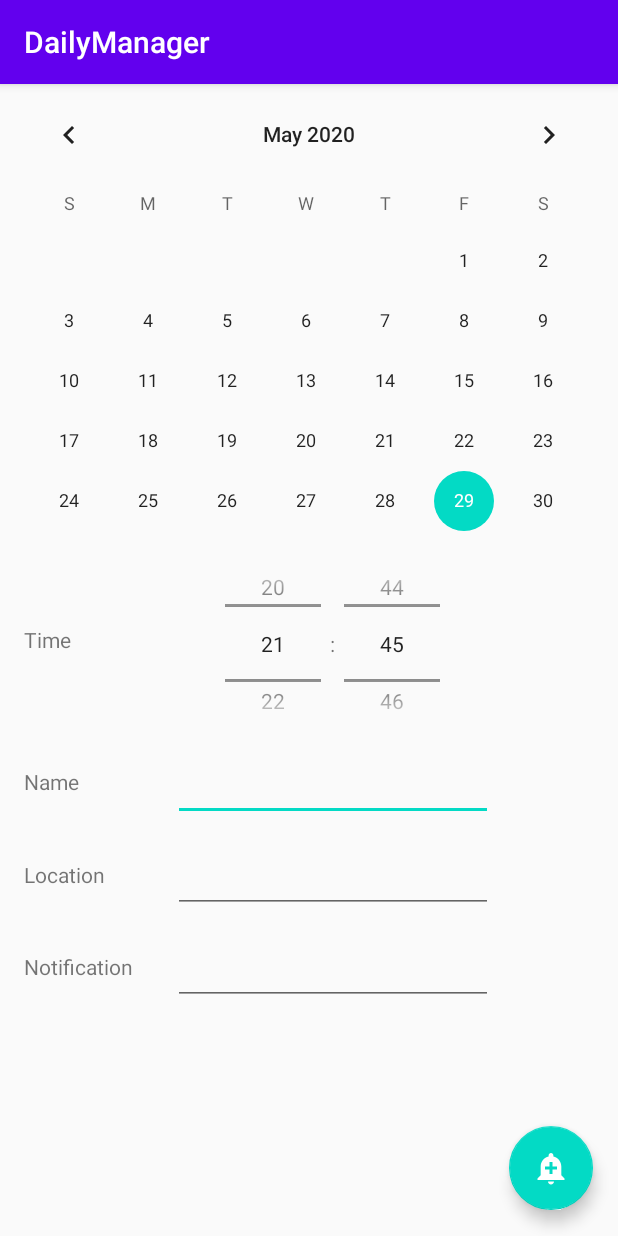
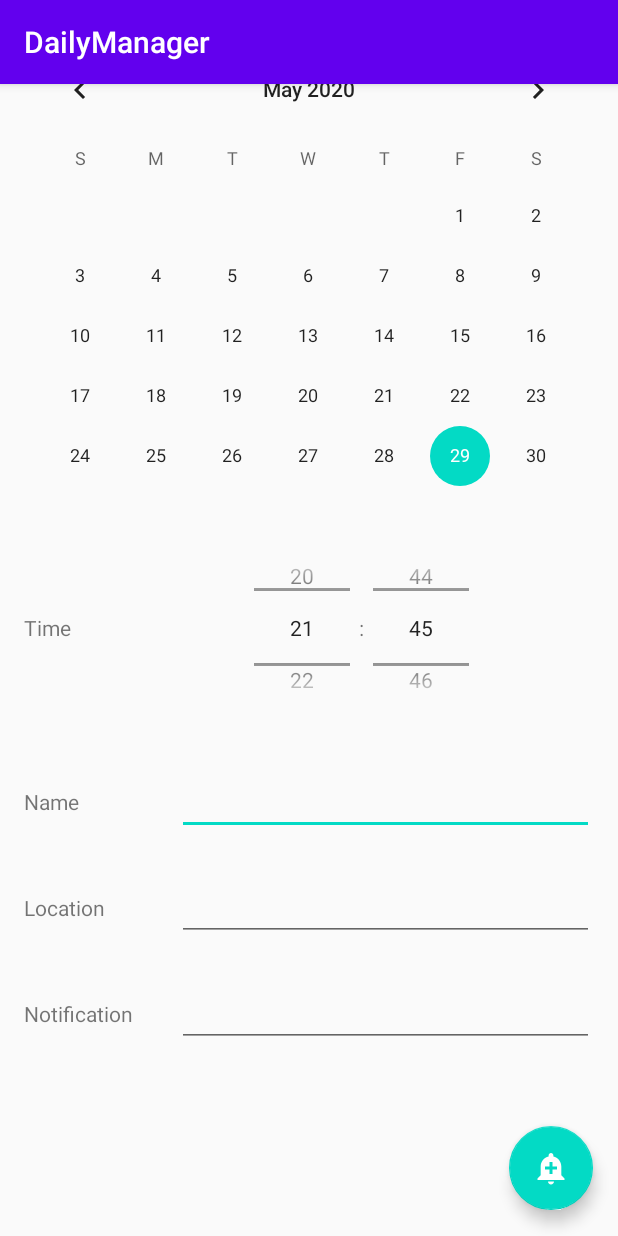
Before and after one commit to codeyourworld/Programmieren2SoSe20, an Android app: the AddEntryActivity screen opened directly, with no data from a screen before it, on a phone screen of 412 x 824 dp. Run offline under Robolectric (Android 15) with nearby library versions, the phone set to English and light mode, and no system bars.

Commit message:
fertige xml des Daily Managers

```diff
--- a/Android Studio/DailyManager/app/src/main/res/layout/activity_add_entry.xml
+++ b/Android Studio/DailyManager/app/src/main/res/layout/activity_add_entry.xml
@@ -10,11 +10,13 @@
         android:id="@+id/calendarView2"
         android:layout_width="0dp"
         android:layout_height="300dp"
-        app:layout_constraintBottom_toBottomOf="parent"
+        android:layout_marginStart="8dp"
+        android:layout_marginTop="8dp"
+        android:layout_marginEnd="8dp"
+        app:layout_constraintBottom_toTopOf="@+id/guideline5"
         app:layout_constraintEnd_toEndOf="parent"
         app:layout_constraintStart_toStartOf="parent"
-        app:layout_constraintTop_toTopOf="parent"
-        app:layout_constraintVertical_bias="0.0" />
+        app:layout_constraintTop_toTopOf="parent" />
 
     <com.google.android.material.floatingactionbutton.FloatingActionButton
         android:id="@+id/floatingActionButton3"
@@ -31,89 +33,70 @@
 
     <EditText
         android:id="@+id/editName"
-        android:layout_width="wrap_content"
+        android:layout_width="0dp"
         android:layout_height="wrap_content"
-        android:layout_marginStart="32dp"
+        android:layout_marginStart="16dp"
+        android:layout_marginEnd="16dp"
         android:ems="10"
         android:inputType="textPersonName"
-        app:layout_constraintBottom_toBottomOf="parent"
+        app:layout_constraintBottom_toTopOf="@+id/editLocation"
         app:layout_constraintEnd_toEndOf="parent"
-        app:layout_constraintHorizontal_bias="0.5"
-        app:layout_constraintStart_toEndOf="@+id/Name"
-        app:layout_constraintStart_toStartOf="parent"
-        app:layout_constraintTop_toBottomOf="@+id/datePicker1"
-        app:layout_constraintVertical_bias="0.0" />
+        app:layout_constraintStart_toStartOf="@+id/guideline3"
+        app:layout_constraintTop_toBottomOf="@+id/datePicker1" />
 
     <EditText
         android:id="@+id/editLocation"
-        android:layout_width="wrap_content"
+        android:layout_width="0dp"
         android:layout_height="wrap_content"
-        android:layout_marginStart="32dp"
-        android:layout_marginTop="16dp"
+        android:layout_marginStart="16dp"
+        android:layout_marginEnd="16dp"
         android:ems="10"
         android:inputType="textPersonName"
-        app:layout_constraintBottom_toBottomOf="parent"
+        app:layout_constraintBottom_toTopOf="@+id/editNotification"
         app:layout_constraintEnd_toEndOf="parent"
-        app:layout_constraintHorizontal_bias="0.5"
-        app:layout_constraintStart_toEndOf="@+id/Location"
-        app:layout_constraintStart_toStartOf="parent"
-        app:layout_constraintTop_toBottomOf="@+id/editName"
-        app:layout_constraintVertical_bias="0.0" />
+        app:layout_constraintStart_toStartOf="@+id/guideline3"
+        app:layout_constraintTop_toBottomOf="@+id/editName" />
 
     <EditText
         android:id="@+id/editNotification"
-        android:layout_width="wrap_content"
+        android:layout_width="0dp"
         android:layout_height="wrap_content"
-        android:layout_marginStart="32dp"
-        android:layout_marginTop="16dp"
+        android:layout_marginStart="16dp"
+        android:layout_marginEnd="16dp"
+        android:layout_marginBottom="24dp"
         android:ems="10"
         android:inputType="textPersonName"
-        app:layout_constraintBottom_toBottomOf="parent"
+        app:layout_constraintBottom_toTopOf="@+id/guideline4"
         app:layout_constraintEnd_toEndOf="parent"
-        app:layout_constraintHorizontal_bias="0.5"
-        app:layout_constraintStart_toEndOf="@+id/Notification"
-        app:layout_constraintStart_toStartOf="parent"
-        app:layout_constraintTop_toBottomOf="@+id/editLocation"
-        app:layout_constraintVertical_bias="0.0" />
+        app:layout_constraintStart_toStartOf="@+id/guideline3"
+        app:layout_constraintTop_toBottomOf="@+id/editLocation" />
 
     <TextView
         android:id="@+id/Name"
         android:layout_width="wrap_content"
         android:layout_height="wrap_content"
-        android:layout_marginStart="16dp"
         android:text="@string/name"
-        app:layout_constraintBottom_toBottomOf="parent"
-        app:layout_constraintEnd_toEndOf="parent"
-        app:layout_constraintHorizontal_bias="0.0"
-        app:layout_constraintStart_toStartOf="parent"
-        app:layout_constraintTop_toTopOf="@+id/editName"
-        app:layout_constraintVertical_bias="0.03" />
+        app:layout_constraintBottom_toBottomOf="@+id/editName"
+        app:layout_constraintStart_toStartOf="@+id/Time"
+        app:layout_constraintTop_toTopOf="@+id/editName" />
 
     <TextView
         android:id="@+id/Location"
         android:layout_width="wrap_content"
         android:layout_height="wrap_content"
-        android:layout_marginStart="16dp"
         android:text="@string/location"
         app:layout_constraintBottom_toBottomOf="@+id/editLocation"
-        app:layout_constraintEnd_toEndOf="parent"
-        app:layout_constraintHorizontal_bias="0.0"
-        app:layout_constraintStart_toStartOf="parent"
-        app:layout_constraintTop_toTopOf="@+id/editLocation"
-        app:layout_constraintVertical_bias="0.384" />
+        app:layout_constraintStart_toStartOf="@+id/Time"
+        app:layout_constraintTop_toTopOf="@+id/editLocation" />
 
     <TextView
         android:id="@+id/Notification"
         android:layout_width="wrap_content"
         android:layout_height="wrap_content"
-        android:layout_marginStart="16dp"
         android:text="@string/notification"
         app:layout_constraintBottom_toBottomOf="@+id/editNotification"
-        app:layout_constraintEnd_toEndOf="parent"
-        app:layout_constraintHorizontal_bias="0.0"
-        app:layout_constraintStart_toStartOf="parent"
-        app:layout_constraintTop_toTopOf="@+id/editNotification"
-        app:layout_constraintVertical_bias="0.384" />
+        app:layout_constraintStart_toStartOf="@+id/Time"
+        app:layout_constraintTop_toTopOf="@+id/editNotification" />
 
     <TextView
         android:id="@+id/Time"
@@ -122,24 +105,40 @@
         android:layout_marginStart="16dp"
         android:text="@string/time"
         app:layout_constraintBottom_toBottomOf="@+id/datePicker1"
-        app:layout_constraintEnd_toStartOf="@+id/datePicker1"
-        app:layout_constraintHorizontal_bias="0.0"
         app:layout_constraintStart_toStartOf="parent"
-        app:layout_constraintTop_toTopOf="@+id/datePicker1"
-        app:layout_constraintVertical_bias="0.48" />
+        app:layout_constraintTop_toTopOf="@+id/datePicker1" />
 
     <TimePicker
         android:id="@+id/datePicker1"
-        android:layout_width="189dp"
-        android:layout_height="146dp"
-        android:layout_marginStart="32dp"
+        android:layout_width="0dp"
+        android:layout_height="135dp"
+        android:layout_marginEnd="32dp"
         android:timePickerMode="spinner"
-        app:layout_constraintBottom_toBottomOf="parent"
+        app:layout_constraintBottom_toTopOf="@+id/editName"
         app:layout_constraintEnd_toEndOf="parent"
         app:layout_constraintHorizontal_bias="0.5"
-        app:layout_constraintStart_toEndOf="@+id/Time"
-        app:layout_constraintStart_toStartOf="parent"
-        app:layout_constraintTop_toBottomOf="@+id/calendarView2"
-        app:layout_constraintVertical_bias="0.0" />
+        app:layout_constraintStart_toStartOf="@+id/guideline3"
+        app:layout_constraintTop_toBottomOf="@+id/calendarView2" />
+
+    <androidx.constraintlayout.widget.Guideline
+        android:id="@+id/guideline3"
+        android:layout_width="wrap_content"
+        android:layout_height="wrap_content"
+        android:orientation="vertical"
+        app:layout_constraintGuide_begin="102dp" />
+
+    <androidx.constraintlayout.widget.Guideline
+        android:id="@+id/guideline4"
+        android:layout_width="wrap_content"
+        android:layout_height="wrap_content"
+        android:orientation="horizontal"
+        app:layout_constraintGuide_percent="0.9" />
+
+    <androidx.constraintlayout.widget.Guideline
+        android:id="@+id/guideline5"
+        android:layout_width="wrap_content"
+        android:layout_height="wrap_content"
+        android:orientation="horizontal"
+        app:layout_constraintGuide_percent="0.30" />
 
 </androidx.constraintlayout.widget.ConstraintLayout>
```
